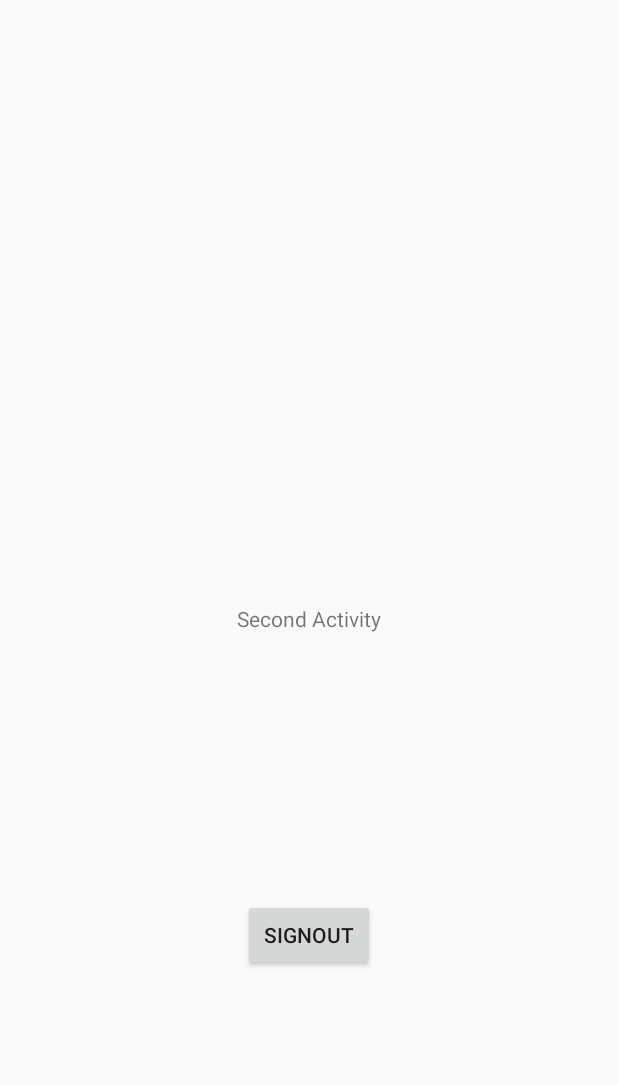
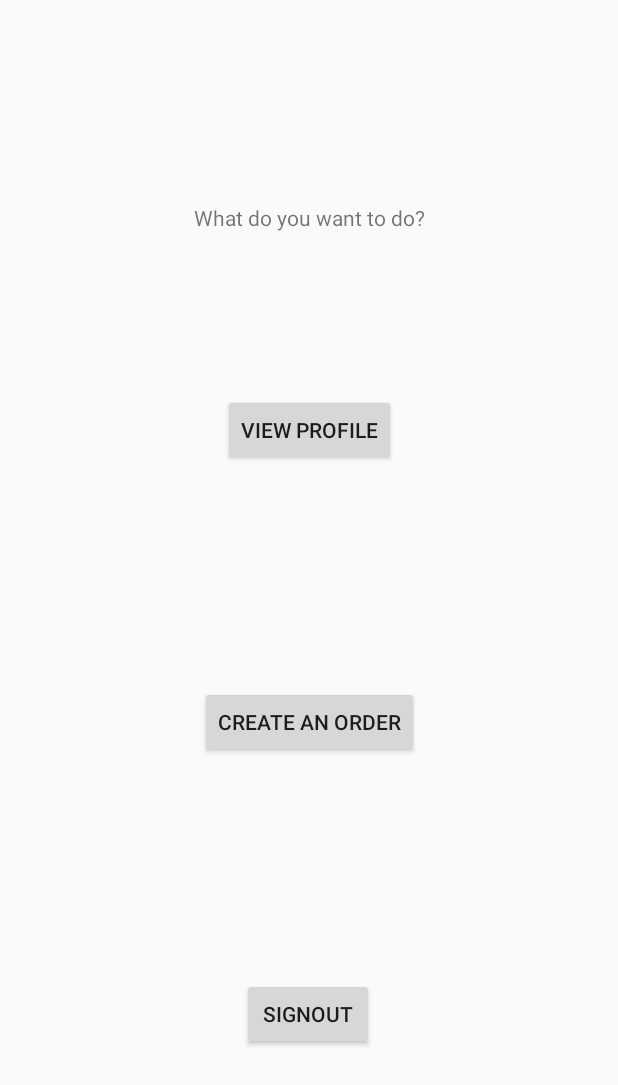
Before and after one commit to Brsrkr117/PointtoPoint, an Android app: the screen it shows after launch once a user with an empty profile is signed in (SecondActivity), on a phone screen of 412 x 824 dp. Shown: the top 1085 px of the screen. Run offline under Robolectric (Android 15) with nearby library versions, the phone set to English and light mode, and no system bars; our stand-ins replace Firebase (no records; nobody signed in at launch, a user with empty details on screens opened directly).

Commit message:
Changes to second activity

```diff
--- a/app/src/main/java/com/example/pointtopoint/SecondActivity.java
+++ b/app/src/main/java/com/example/pointtopoint/SecondActivity.java
@@ -19,7 +19,7 @@ public class SecondActivity extends AppCompatActivity {
         setContentView(R.layout.activity_second);
 
         firebaseAuth = FirebaseAuth.getInstance();
-        signout=(Button)(Button) findViewById(R.id.button);
+        signout=(Button)(Button) findViewById(R.id.btnSignout);
 
         signout.setOnClickListener(new View.OnClickListener() {
             @Override
--- a/app/src/main/res/layout/activity_second.xml
+++ b/app/src/main/res/layout/activity_second.xml
@@ -10,19 +10,43 @@
         android:id="@+id/textView"
         android:layout_width="wrap_content"
         android:layout_height="wrap_content"
-        android:text="Second Activity"
+        android:text="What do you want to do?"
         app:layout_constraintBottom_toBottomOf="parent"
         app:layout_constraintEnd_toEndOf="parent"
         app:layout_constraintStart_toStartOf="parent"
-        app:layout_constraintTop_toTopOf="parent" />
+        app:layout_constraintTop_toTopOf="parent"
+        app:layout_constraintVertical_bias="0.168" />
 
     <Button
-        android:id="@+id/button"
+        android:id="@+id/btnSignout"
         android:layout_width="wrap_content"
         android:layout_height="wrap_content"
+        android:layout_marginBottom="124dp"
         android:text="Signout"
         app:layout_constraintBottom_toBottomOf="parent"
         app:layout_constraintEnd_toEndOf="parent"
+        app:layout_constraintHorizontal_bias="0.498"
+        app:layout_constraintStart_toStartOf="parent"
+        app:layout_constraintTop_toBottomOf="@+id/btnProfile"
+        app:layout_constraintVertical_bias="1.0" />
+
+    <Button
+        android:id="@+id/btnProfile"
+        android:layout_width="wrap_content"
+        android:layout_height="wrap_content"
+        android:layout_marginTop="108dp"
+        android:text="View Profile"
+        app:layout_constraintEnd_toEndOf="parent"
         app:layout_constraintStart_toStartOf="parent"
         app:layout_constraintTop_toBottomOf="@+id/textView" />
+
+    <Button
+        android:id="@+id/btnOrder"
+        android:layout_width="wrap_content"
+        android:layout_height="wrap_content"
+        android:text="Create An order"
+        app:layout_constraintBottom_toTopOf="@+id/btnSignout"
+        app:layout_constraintEnd_toEndOf="parent"
+        app:layout_constraintStart_toStartOf="parent"
+        app:layout_constraintTop_toBottomOf="@+id/btnProfile" />
 </androidx.constraintlayout.widget.ConstraintLayout>
```
